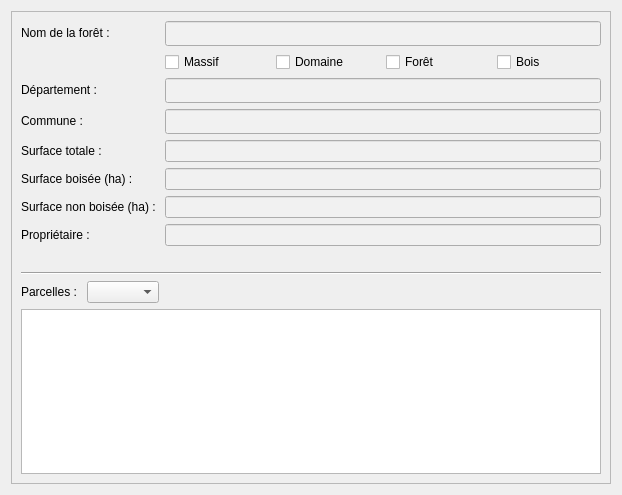
Qt form qsequoia2/scripts/forest_data/forest_data.ui (SequoiApp/Qsequoia2) before a commit.
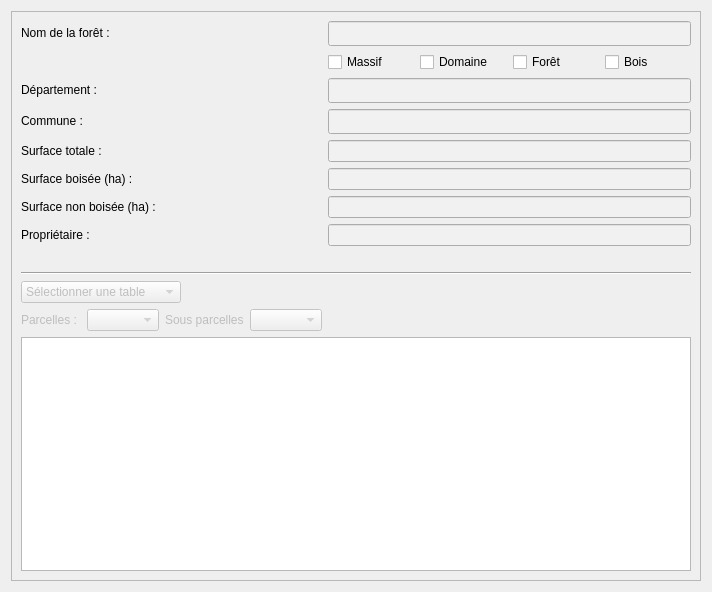
The same form after that commit.

Commit message: add the ua table display to the forest_data

```diff
--- a/qsequoia2/scripts/forest_data/forest_data.ui
+++ b/qsequoia2/scripts/forest_data/forest_data.ui
@@ -6,8 +6,8 @@
    <rect>
     <x>0</x>
     <y>0</y>
-    <width>622</width>
-    <height>495</height>
+    <width>712</width>
+    <height>592</height>
    </rect>
   </property>
   <property name="windowTitle">
@@ -24,8 +24,8 @@
        <rect>
         <x>0</x>
         <y>0</y>
-        <width>598</width>
-        <height>471</height>
+        <width>688</width>
+        <height>568</height>
        </rect>
       </property>
       <layout class="QFormLayout" name="formLayout">
@@ -60,6 +60,38 @@
          </property>
         </widget>
        </item>
+       <item row="1" column="1">
+        <layout class="QHBoxLayout" name="typeLayout_2">
+         <item>
+          <widget class="QCheckBox" name="checkBox_massif">
+           <property name="text">
+            <string>Massif</string>
+           </property>
+          </widget>
+         </item>
+         <item>
+          <widget class="QCheckBox" name="checkBox_domaine">
+           <property name="text">
+            <string>Domaine</string>
+           </property>
+          </widget>
+         </item>
+         <item>
+          <widget class="QCheckBox" name="checkBox_foret">
+           <property name="text">
+            <string>Forêt</string>
+           </property>
+          </widget>
+         </item>
+         <item>
+          <widget class="QCheckBox" name="checkBox_bois">
+           <property name="text">
+            <string>Bois</string>
+           </property>
+          </widget>
+         </item>
+        </layout>
+       </item>
        <item row="2" column="0">
         <widget class="QLabel" name="label_departement">
          <property name="text">
@@ -217,23 +249,6 @@
          </property>
         </widget>
        </item>
-       <item row="10" column="0">
-        <layout class="QHBoxLayout" name="horizontalLayout_3">
-         <item>
-          <widget class="QLabel" name="label_2">
-           <property name="text">
-            <string>Parcelles : </string>
-           </property>
-          </widget>
-         </item>
-         <item>
-          <widget class="QComboBox" name="cb_parcelle"/>
-         </item>
-        </layout>
-       </item>
-       <item row="11" column="0" colspan="2">
-        <widget class="QTableWidget" name="forestTable"/>
-       </item>
        <item row="9" column="0" colspan="2">
         <layout class="QHBoxLayout" name="horizontalLayout_4">
          <item>
@@ -245,38 +260,73 @@
          </item>
         </layout>
        </item>
-       <item row="1" column="1">
-        <layout class="QHBoxLayout" name="typeLayout_2">
+       <item row="12" column="0">
+        <layout class="QHBoxLayout" name="horizontalLayout_3">
          <item>
-          <widget class="QCheckBox" name="checkBox_massif">
+          <widget class="QLabel" name="lbl_pf">
+           <property name="enabled">
+            <bool>false</bool>
+           </property>
            <property name="text">
-            <string>Massif</string>
+            <string>Parcelles : </string>
            </property>
           </widget>
          </item>
          <item>
-          <widget class="QCheckBox" name="checkBox_domaine">
-           <property name="text">
-            <string>Domaine</string>
+          <widget class="QComboBox" name="cb_parcelle">
+           <property name="enabled">
+            <bool>false</bool>
            </property>
           </widget>
          </item>
          <item>
-          <widget class="QCheckBox" name="checkBox_foret">
+          <widget class="QLabel" name="lbl_sspf">
+           <property name="enabled">
+            <bool>false</bool>
+           </property>
            <property name="text">
-            <string>Forêt</string>
+            <string>Sous parcelles</string>
            </property>
           </widget>
          </item>
          <item>
-          <widget class="QCheckBox" name="checkBox_bois">
-           <property name="text">
-            <string>Bois</string>
+          <widget class="QComboBox" name="cb_sspf">
+           <property name="enabled">
+            <bool>false</bool>
            </property>
           </widget>
          </item>
         </layout>
        </item>
+       <item row="13" column="0" colspan="2">
+        <widget class="QTableWidget" name="forestTable"/>
+       </item>
+       <item row="11" column="0">
+        <layout class="QHBoxLayout" name="horizontalLayout">
+         <item>
+          <widget class="QComboBox" name="cb_dataType">
+           <property name="enabled">
+            <bool>false</bool>
+           </property>
+           <item>
+            <property name="text">
+             <string>Sélectionner une table</string>
+            </property>
+           </item>
+           <item>
+            <property name="text">
+             <string>Vérificateur de données</string>
+            </property>
+           </item>
+           <item>
+            <property name="text">
+             <string>Synthèse</string>
+            </property>
+           </item>
+          </widget>
+         </item>
+        </layout>
+       </item>
       </layout>
      </widget>
     </widget>
```
The commit also changes 5 other files.
